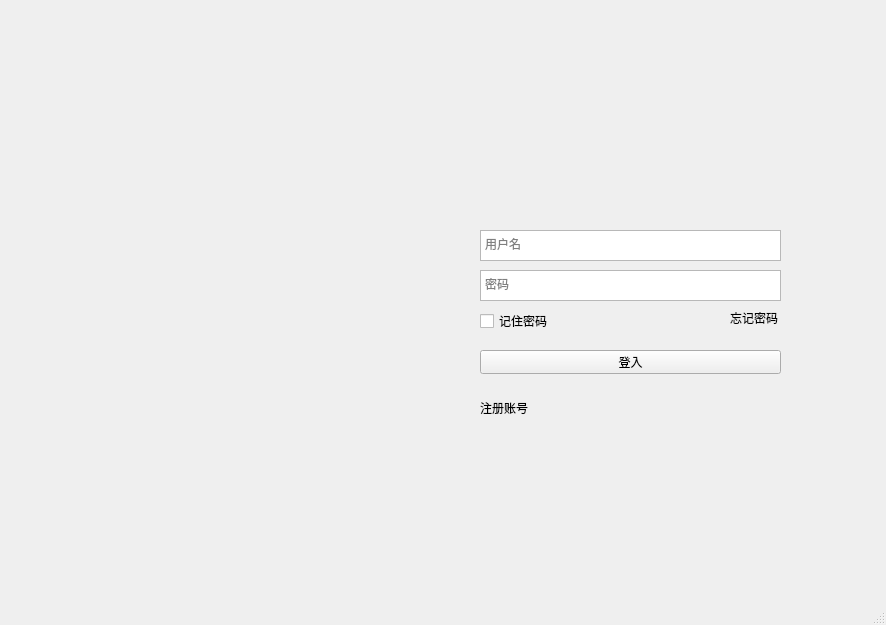
Qt form LogInPage.ui (Luchanaaaaa/PlateDetect-QT-YOLOv5-LPRNe) before a commit.
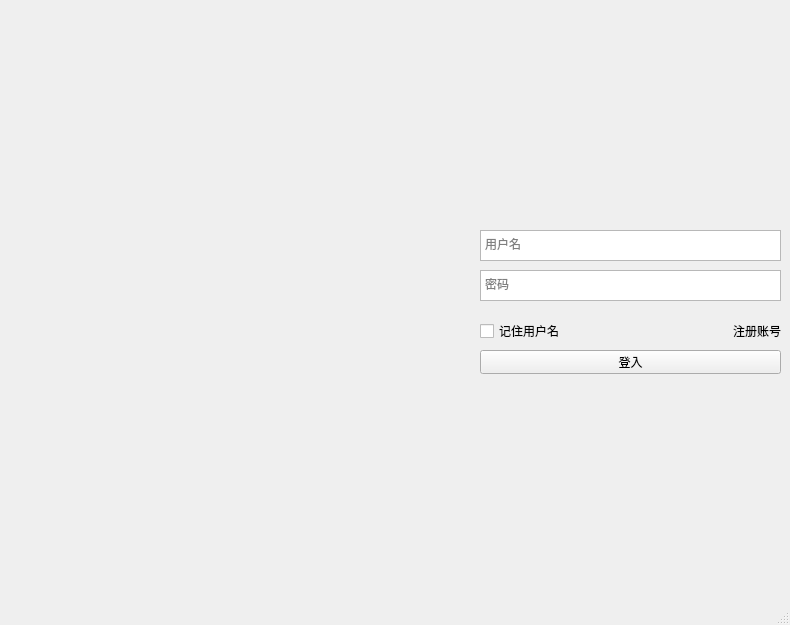
The same form after that commit. Icons and pictures are not drawn.

Patch:
```diff
--- a/LogInPage.ui
+++ b/LogInPage.ui
@@ -6,7 +6,7 @@
    <rect>
     <x>0</x>
     <y>0</y>
-    <width>886</width>
+    <width>790</width>
     <height>625</height>
    </rect>
   </property>
@@ -40,19 +40,6 @@
      <string>密码</string>
     </property>
    </widget>
-   <widget class="QCheckBox" name="AutoLogInCheckBox">
-    <property name="geometry">
-     <rect>
-      <x>480</x>
-      <y>310</y>
-      <width>81</width>
-      <height>22</height>
-     </rect>
-    </property>
-    <property name="text">
-     <string>记住密码</string>
-    </property>
-   </widget>
    <widget class="QPushButton" name="LogInButton">
     <property name="geometry">
      <rect>
@@ -66,32 +53,6 @@
      <string>登入</string>
     </property>
    </widget>
-   <widget class="QLabel" name="ForgetPassWordTextLabel">
-    <property name="geometry">
-     <rect>
-      <x>730</x>
-      <y>310</y>
-      <width>54</width>
-      <height>16</height>
-     </rect>
-    </property>
-    <property name="text">
-     <string>忘记密码</string>
-    </property>
-   </widget>
-   <widget class="QLabel" name="SignUpLinkLabel">
-    <property name="geometry">
-     <rect>
-      <x>480</x>
-      <y>400</y>
-      <width>54</width>
-      <height>16</height>
-     </rect>
-    </property>
-    <property name="text">
-     <string>注册账号</string>
-    </property>
-   </widget>
    <widget class="QLabel" name="BackGroundLabel_2">
     <property name="geometry">
      <rect>
@@ -134,6 +95,35 @@
      <set>Qt::AlignCenter</set>
     </property>
    </widget>
+   <widget class="QWidget" name="layoutWidget">
+    <property name="geometry">
+     <rect>
+      <x>480</x>
+      <y>320</y>
+      <width>301</width>
+      <height>22</height>
+     </rect>
+    </property>
+    <layout class="QHBoxLayout" name="horizontalLayout">
+     <item>
+      <widget class="QCheckBox" name="AutoLogInCheckBox">
+       <property name="text">
+        <string>记住用户名</string>
+       </property>
+      </widget>
+     </item>
+     <item>
+      <widget class="QLabel" name="SignUpLinkLabel">
+       <property name="text">
+        <string>注册账号</string>
+       </property>
+       <property name="alignment">
+        <set>Qt::AlignRight|Qt::AlignTrailing|Qt::AlignVCenter</set>
+       </property>
+      </widget>
+     </item>
+    </layout>
+   </widget>
   </widget>
   <widget class="QMenuBar" name="menubar">
    <property name="geometry">
```
Left out of the diff: 2 changed lines with no effect on the pictures.
